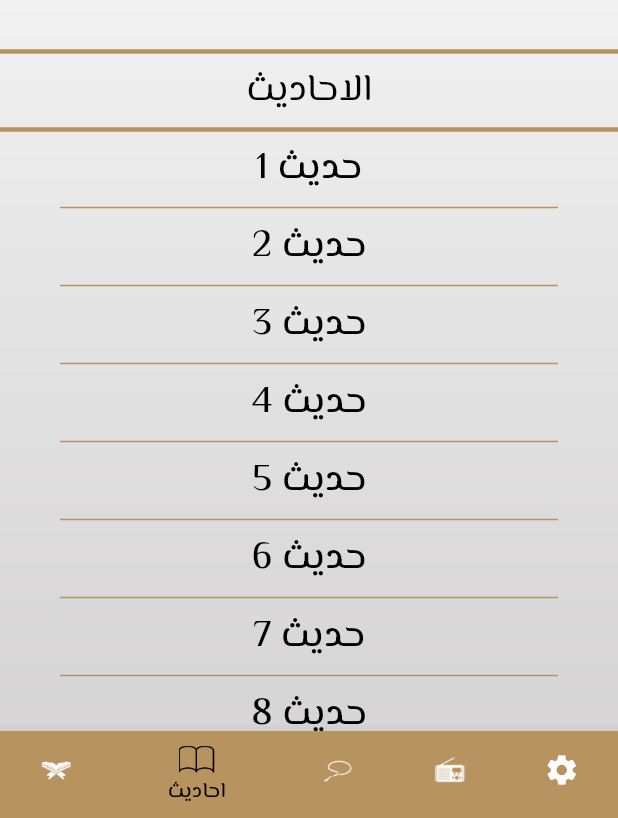
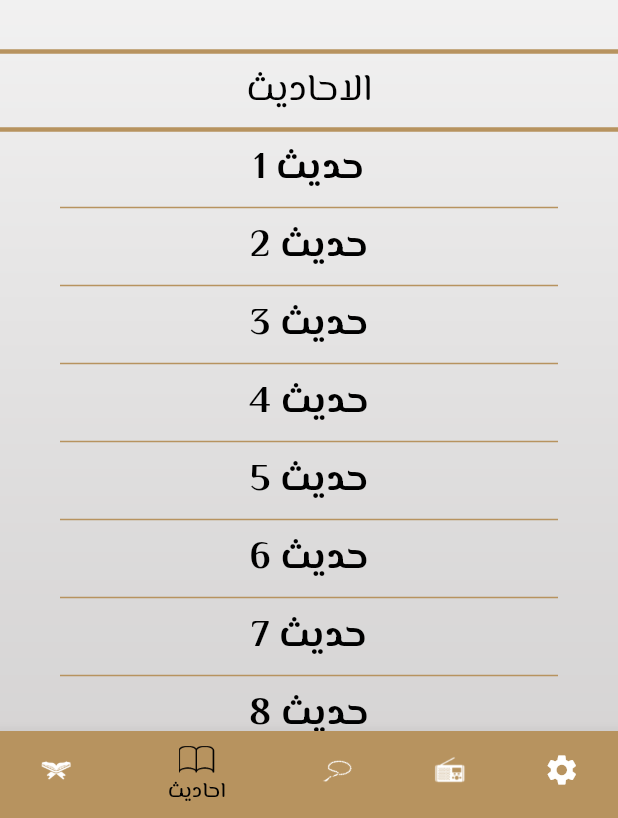
Before and after one commit to AbdelrahmanAyman1/qurany, a Flutter app: the screen it shows after launch, item 2 of the bottom bar chosen, on a phone screen of 412 x 824 dp, the part 418-1236 px from its top. Run offline on Flutter 3.47's test engine with Material 3 defaults, Android fonts, the phone set to English and light mode, and no system bars; our stand-ins replace google_fonts.

Commit message:
add ar language file change hadethNum font weight

```diff
--- /dev/null
+++ b/lib/l10n/app_ar.arb
@@ -0,0 +1,5 @@
+{
+  "appTitle": "قراني",
+  "suraNames": "اسم السورة",
+  "ahadeth": "الاحاديث"
+}
--- a/lib/l10n/app_en.arb
+++ b/lib/l10n/app_en.arb
@@ -1,5 +1,5 @@
 {
   "appTitle": "Qurany",
   "suraNames": "Sura Names",
-  "ahadethNames": "Ahadeth Names"
+  "ahadeth": "Ahadeth Names"
 }
--- a/lib/screens/tabs/ahadeth_tab.dart
+++ b/lib/screens/tabs/ahadeth_tab.dart
@@ -87,12 +87,19 @@ class AhadethTab extends StatelessWidget {
               itemBuilder: (context, index) {
                 return Center(
                   child: InkWell(
-                      onTap: () {
-                        Navigator.pushNamed(
-                            context, HadethDetailsScreen.routeName,
-                            arguments: HadethModel(hadethNum[index], index));
-                      },
-                      child: Text(hadethNum[index])),
+                    onTap: () {
+                      Navigator.pushNamed(
+                          context, HadethDetailsScreen.routeName,
+                          arguments: HadethModel(hadethNum[index], index));
+                    },
+                    child: Text(
+                      hadethNum[index],
+                      style: Theme.of(context)
+                          .textTheme
+                          .bodyMedium!
+                          .copyWith(fontWeight: FontWeight.bold),
+                    ),
+                  ),
                 );
               },
               separatorBuilder: (context, index) => Divider(
```
